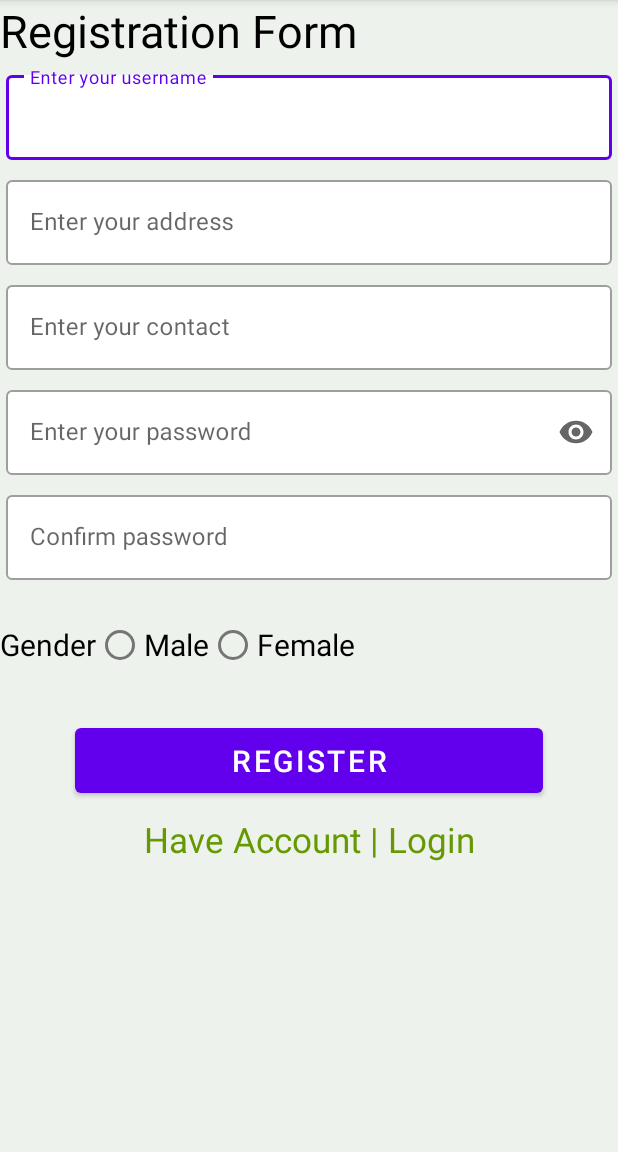
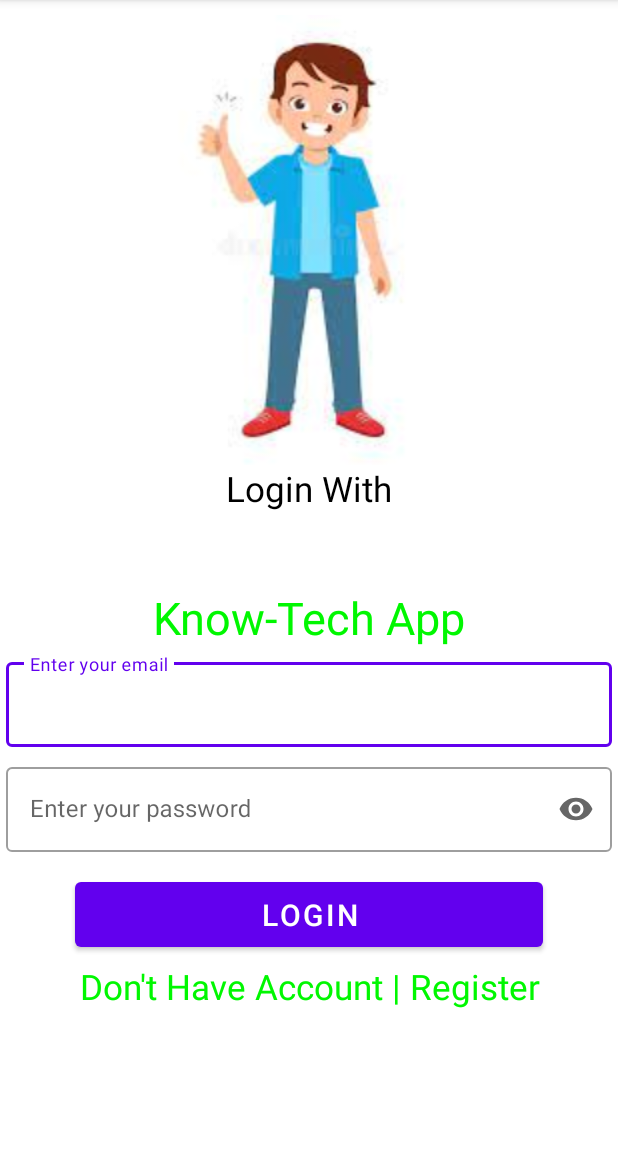
Before and after one commit to mbabaziviolet/final_android_exam, an Android app: the screen it shows after launch (MainActivity), on a phone screen of 412 x 824 dp, the part 84-1236 px from its top. Run offline under Robolectric (Android 15) with nearby library versions, the phone set to English and light mode, and no system bars.

Commit message:
Register form Material Design

```diff
--- a/app/src/main/AndroidManifest.xml
+++ b/app/src/main/AndroidManifest.xml
@@ -18,6 +18,9 @@
                 <category android:name="android.intent.category.LAUNCHER" />
             </intent-filter>
         </activity>
+        <activity android:name=".SignUpForm"/>
+        <activity android:name=".WelcomeActivity"/>
+
     </application>
 
 </manifest>
--- /dev/null
+++ b/app/src/main/java/com/example/signupmaterial/Home.java
@@ -0,0 +1,6 @@
+package com.example.signupmaterial;
+
+import android.app.Fragment;
+
+public class Home extends Fragment {
+}
--- a/app/src/main/java/com/example/signupmaterial/MainActivity.java
+++ b/app/src/main/java/com/example/signupmaterial/MainActivity.java
@@ -3,63 +3,58 @@ package com.example.signupmaterial;
 import androidx.appcompat.app.AppCompatActivity;
 
 
+import android.content.Intent;
 import android.os.Bundle;
 import android.view.View;
 import android.widget.Button;
 import android.widget.EditText;
+import android.widget.TextView;
 import android.widget.Toast;
 
 public class MainActivity extends AppCompatActivity {
+
     Button btn_2;
-    EditText username,address,contact, password,conf_pass;
-    String user,add,cont,pass,conf;
+    EditText email, password;
+    String em,pass;
+    Intent intent, intent_2;
+    TextView t_register;
 
     @Override
     protected void onCreate(Bundle savedInstanceState) {
         super.onCreate(savedInstanceState);
+
         setContentView(R.layout.activity_main);
-       btn_2 = (Button) findViewById(R.id.signup_button);
-       username = (EditText) findViewById(R.id.user_name);
-       address = (EditText) findViewById(R.id.address_1);
-       contact = (EditText) findViewById(R.id.cont1);
-       password = (EditText) findViewById(R.id.pass1);
-       conf_pass = (EditText) findViewById(R.id.confirm);
+        btn_2 = (Button) findViewById(R.id.login_button);
+        email = (EditText) findViewById(R.id.email1);
+        password = (EditText) findViewById(R.id.passw);
+        t_register = (TextView) findViewById(R.id.btn_log);
 
 
+        t_register.setOnClickListener(new View.OnClickListener() {
+            @Override
+            public void onClick(View v) {
+                intent_2 = new Intent(getApplicationContext(), SignUpForm.class);
+                startActivity(intent_2);
+            }
+        });
         btn_2.setOnClickListener(new View.OnClickListener() {
             @Override
             public void onClick(View v) {
-               user = username.getText().toString();
-               add = address.getText().toString();
-               cont = contact.getText().toString();
+                em = email.getText().toString();
                 pass = password.getText().toString();
-               conf = conf_pass.getText().toString();
 
-               if (user.isEmpty()) {
-                   username.setError("Please enter your username");
-               }
-               if (add.isEmpty()) {
-                   address.setError("Please enter your address");
-               }
-               if (cont.isEmpty()) {
-                   contact.setError("Please enter your contact");
+
+                if (em.isEmpty()) {
+                    email.setError("Please enter your email");
                 }
                 if (pass.isEmpty()) {
                     password.setError("Please enter your password");
-               }
-               if (conf.isEmpty()) {
-                   conf_pass.setError("Please confirm your password");
-               }
-               if (pass != conf) {
-
-                   password.setError("Passwords don't match");
 
                 } else {
-                       Toast.makeText(MainActivity.this, "You successfully created a new user account!", Toast.LENGTH_SHORT).show();
-
+                    intent = new Intent(getApplicationContext(), WelcomeActivity.class);
+                    startActivity(intent);
                 }
             }
+        });
 
-
-           });
     }}
--- a/app/src/main/res/layout/activity_main.xml
+++ b/app/src/main/res/layout/activity_main.xml
@@ -5,70 +5,59 @@
     android:layout_height="match_parent"
     xmlns:app="http://schemas.android.com/apk/res-auto"
     android:orientation="vertical"
-    android:background="#edf2ec"
+    android:background="@color/white"
     tools:context=".MainActivity">
 
+
+    <ScrollView
+        android:layout_width="match_parent"
+        android:layout_height="match_parent">
+
+        <LinearLayout
+            android:layout_width="match_parent"
+            android:orientation="vertical"
+            android:layout_height="match_parent">
+
+            <ImageView
+                android:id="@+id/img"
+                android:layout_width="match_parent"
+                android:layout_height="300dp"
+                android:layout_gravity="center"
+                android:elevation="20dp"
+                android:src="@drawable/cat"
+                android:layout_marginTop="10dp"/>
             <TextView
-        android:layout_width="wrap_content"
+                android:layout_width="match_parent"
                 android:layout_height="wrap_content"
-        android:text="@string/registration_form"
+                android:gravity="center"
+                android:text="Login With"
                 android:textColor="@color/black"
+                android:textSize="23sp" />
+            <TextView
+                android:layout_width="match_parent"
+                android:layout_height="wrap_content"
+                android:layout_marginTop="50dp"
                 android:gravity="center"
-        android:textSize="30sp"/>
+                android:text="Know-Tech App"
+                android:textColor="#00f700"
+                android:textSize="30sp" />
 
 
             <com.google.android.material.textfield.TextInputLayout
+                app:boxBackgroundColor="@color/white"
                 android:layout_width="match_parent"
                 android:layout_height="wrap_content"
                 android:layout_margin="4dp"
-        app:boxBackgroundColor="@color/white"
                 style="@style/Widget.MaterialComponents.TextInputLayout.OutlinedBox">
 
-
                 <com.google.android.material.textfield.TextInputEditText
+                    android:id="@+id/email1"
                     android:layout_width="match_parent"
                     android:layout_height="wrap_content"
                     android:inputType="text"
-            android:id="@+id/user_name"
-            android:hint="@string/username"
-            android:maxLines="3"
-            />
-
+                    android:hint="@string/email"
+                    android:maxLines="3" />
             </com.google.android.material.textfield.TextInputLayout>
-
-    <com.google.android.material.textfield.TextInputLayout
-        android:layout_width="match_parent"
-        android:layout_height="wrap_content"
-        android:layout_margin="4dp"
-        app:boxBackgroundColor="@color/white"
-        style="@style/Widget.MaterialComponents.TextInputLayout.OutlinedBox">
-
-        <com.google.android.material.textfield.TextInputEditText
-            android:id="@+id/address_1"
-            android:hint="@string/address"
-            android:layout_width="match_parent"
-            android:inputType="text"
-            android:layout_height="wrap_content"
-            />
-    </com.google.android.material.textfield.TextInputLayout>
-
-    <com.google.android.material.textfield.TextInputLayout
-        android:layout_width="match_parent"
-        android:layout_height="wrap_content"
-        android:layout_margin="4dp"
-        app:boxBackgroundColor="@color/white"
-        style="@style/Widget.MaterialComponents.TextInputLayout.OutlinedBox">
-
-        <com.google.android.material.textfield.TextInputEditText
-            android:id="@+id/cont1"
-            android:hint="@string/contact"
-            android:layout_width="match_parent"
-            android:layout_height="wrap_content"
-            android:inputType="text"
-            android:maxLines="3"
-            />
-    </com.google.android.material.textfield.TextInputLayout>
-
 
             <com.google.android.material.textfield.TextInputLayout
                 android:layout_width="match_parent"
@@ -79,7 +68,7 @@
                 style="@style/Widget.MaterialComponents.TextInputLayout.OutlinedBox">
 
                 <com.google.android.material.textfield.TextInputEditText
-            android:id="@+id/pass1"
+                    android:id="@+id/passw"
                     android:hint="@string/password"
                     android:layout_width="match_parent"
                     android:layout_height="wrap_content"
@@ -88,52 +77,6 @@
                     />
             </com.google.android.material.textfield.TextInputLayout>
 
-    <com.google.android.material.textfield.TextInputLayout
-        android:layout_width="match_parent"
-        android:layout_height="wrap_content"
-        android:layout_margin="4dp"
-        app:endIconMode="clear_text"
-        app:boxBackgroundColor="@color/white"
-        style="@style/Widget.MaterialComponents.TextInputLayout.OutlinedBox">
-
-        <com.google.android.material.textfield.TextInputEditText
-            android:id="@+id/confirm"
-            android:hint="@string/confirm_password"
-            android:layout_width="match_parent"
-            android:inputType="textPassword"
-            android:layout_height="wrap_content"
-            />
-    </com.google.android.material.textfield.TextInputLayout>
-
-<RadioGroup
-    android:layout_width="match_parent"
-    android:layout_height="wrap_content"
-    android:orientation="horizontal"
-    android:layout_marginTop="15sp">
-
-    <TextView
-        android:layout_width="wrap_content"
-        android:layout_height="wrap_content"
-        android:text="@string/gender"
-        android:textColor="@color/black"
-        android:textSize="20sp"/>
-
-    <RadioButton
-        android:layout_width="wrap_content"
-        android:layout_height="wrap_content"
-        android:text="@string/male"
-        android:textColor="@color/black"
-        android:textSize="20sp"/>
-
-    <RadioButton
-        android:layout_width="wrap_content"
-        android:layout_height="wrap_content"
-        android:text="@string/female"
-        android:textColor="@color/black"
-        android:textSize="20sp"/>
-
-</RadioGroup>
-
 
             <RelativeLayout
                 android:layout_width="wrap_content"
@@ -141,27 +84,30 @@
 
 
                 <com.google.android.material.button.MaterialButton
-            android:id="@+id/signup_button"
+                    android:id="@+id/login_button"
                     android:layout_width="match_parent"
                     android:layout_height="wrap_content"
                     android:layout_alignParentTop="true"
                     android:layout_marginStart="50dp"
-            android:layout_marginTop="25dp"
+                    android:layout_marginTop="10dp"
                     android:layout_marginEnd="50dp"
                     android:layout_marginBottom="50dp"
                     android:padding="8dp"
-            android:text="@string/button_register"
+                    android:text="@string/login"
                     android:textSize="20sp" />
 
                 <TextView
-            android:id="@+id/text_login"
+                    android:id="@+id/btn_log"
                     android:layout_width="match_parent"
                     android:layout_height="wrap_content"
-            android:layout_marginTop="90dp"
+                    android:layout_marginTop="70dp"
                     android:gravity="center"
-            android:text="@string/have_account_login"
-            android:textColor="@android:color/holo_green_dark"
+                    android:text="@string/don_t_have_account_register"
+                    android:textColor="#00f700"
                     android:textSize="23sp" />
 
             </RelativeLayout>
         </LinearLayout>
+    </ScrollView>
+
+</LinearLayout>
```
Also changed, not shown: app/src/main/java/com/example/signupmaterial/SignUpForm.java (added, +82 -0 lines), app/src/main/java/com/example/signupmaterial/WelcomeActivity.java (added, +41 -0 lines), app/src/main/res/layout/home.xml (added, +19 -0 lines), app/src/main/res/layout/sign_up_form.xml (added, +164 -0 lines), app/src/main/res/layout/welcome.xml (added, +63 -0 lines), app/src/main/res/values/strings.xml (+14 -0 lines), app/src/main/res/drawable-v24/pic.png (added), app/src/main/res/drawable/cat.jpeg (added), app/src/main/res/drawable/colo2.jpeg (added), app/src/main/res/drawable/comp.jpeg (added), app/src/main/res/drawable/comp1.jpeg (added), app/src/main/res/drawable/tun.jpeg (added). Lines whose indentation alone changed are shown as unchanged.
